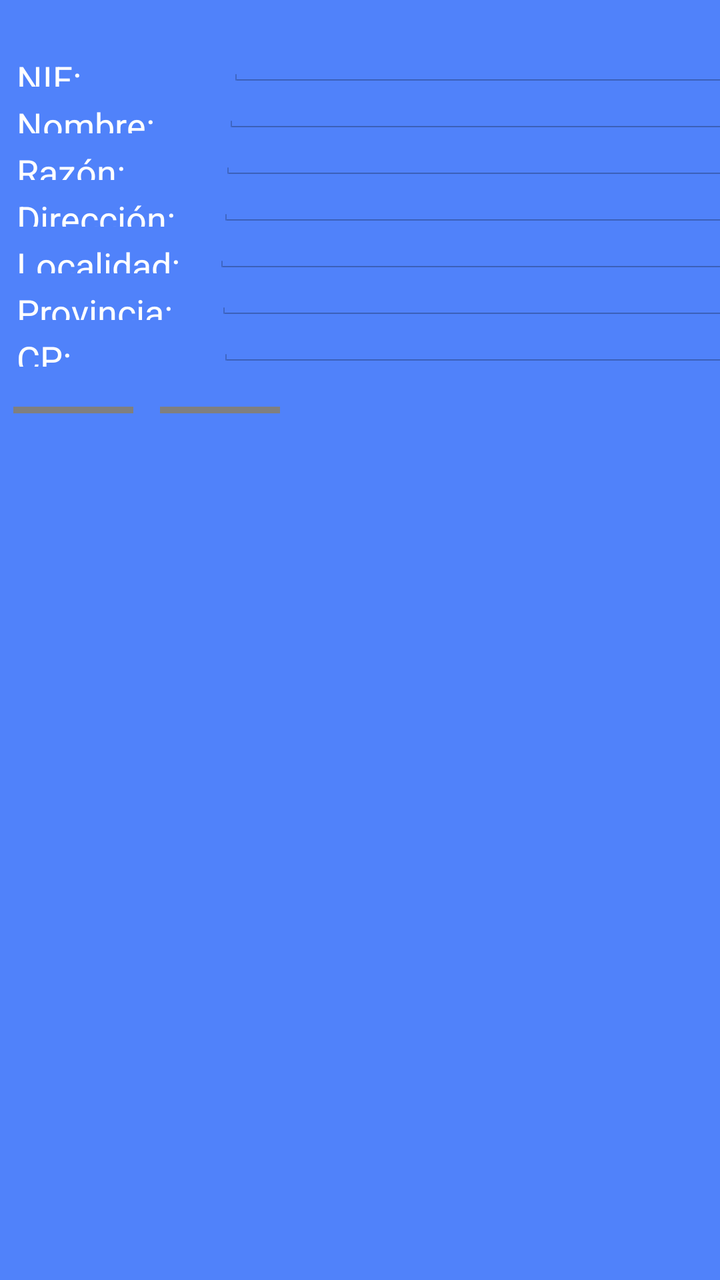
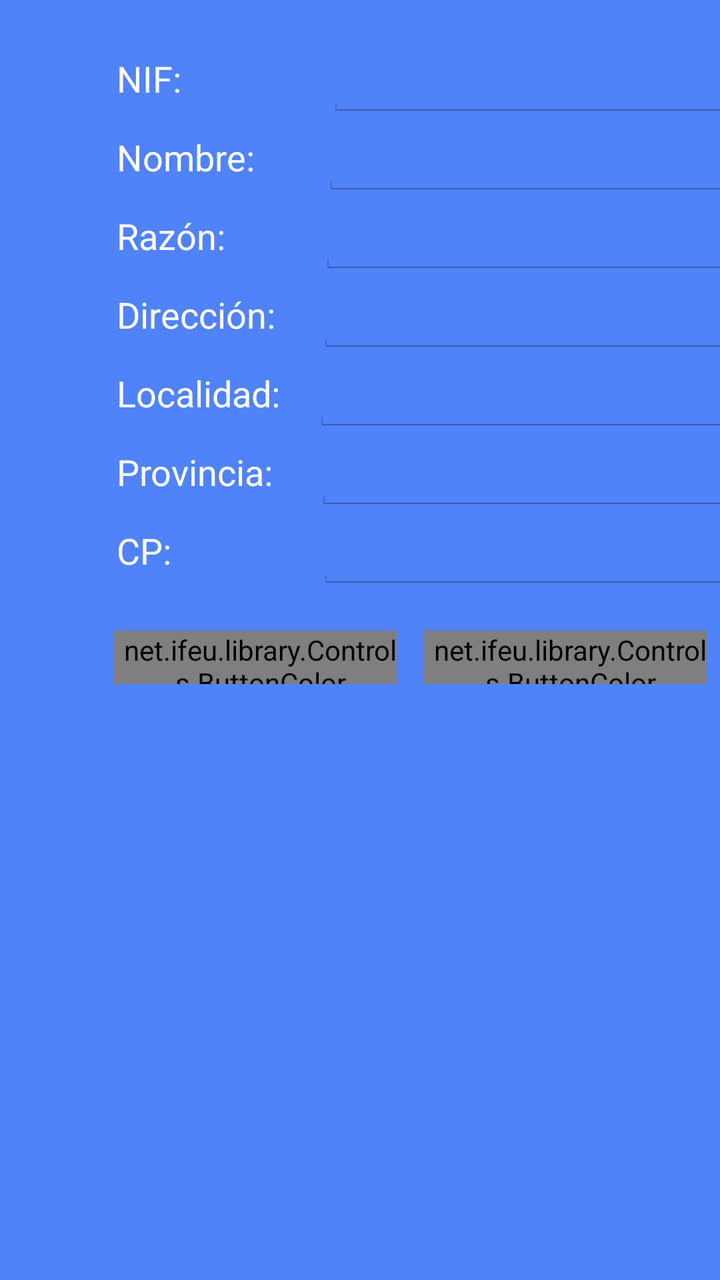

Two renders of the same Android screen: before a commit and after it. Below are the layout's source before the change and the commit's diff.
<!-- AndroidManifest.xml: application theme AppTheme -->
<!-- res/layout/activity_customer_data.xml -->
<LinearLayout xmlns:android="http://schemas.android.com/apk/res/android"
    android:layout_width="match_parent"
    android:layout_height="match_parent"
    android:orientation="horizontal"
    android:layout_marginTop="20dp"
    android:background="@color/Edicards" >

    <LinearLayout
        android:layout_width="wrap_content"
        android:layout_height="wrap_content"
        android:layout_marginTop="20dp"
        android:orientation="vertical" >

        <LinearLayout
            android:layout_width="fill_parent"
            android:layout_height="70px"
            android:orientation="horizontal" >

            <TextView
                android:id="@+id/lblNIFClienteLabel"
                android:layout_width="wrap_content"
                android:layout_height="wrap_content"
                android:layout_marginLeft="25px"
                android:layout_marginRight="25px"
                android:text="NIF:             "
                android:textColor="#FFFFFF"
                android:textSize="@dimen/text_small" />

            <EditText
                android:id="@+id/lblNIFCliente"
                android:layout_width="300dp"
                android:layout_height="wrap_content"
                android:layout_marginLeft="25px"
                android:layout_marginRight="25px"
                android:singleLine="true"
                android:text=""
                android:textSize="@dimen/text_small"
                android:textStyle="bold" />
        </LinearLayout>

        <LinearLayout
            android:layout_width="fill_parent"
            android:layout_height="70px"
            android:orientation="horizontal" >

            <TextView
                android:id="@+id/lblNombreClienteLabel"
                android:layout_width="wrap_content"
                android:layout_height="wrap_content"
                android:layout_marginLeft="25px"
                android:layout_marginRight="25px"
                android:text="Nombre:    "
                android:textColor="#FFFFFF"
                android:textSize="@dimen/text_small" />

            <EditText
                android:id="@+id/lblNombreCliente"
                android:layout_width="300dp"
                android:layout_height="wrap_content"
                android:layout_marginLeft="25px"
                android:layout_marginRight="25px"
                android:singleLine="true"
                android:text=""
                android:textSize="@dimen/text_small"
                android:textStyle="bold" />
        </LinearLayout>

        <LinearLayout
            android:layout_width="fill_parent"
            android:layout_height="70px"
            android:orientation="horizontal" >

            <TextView
                android:id="@+id/lblRazonClienteLabel"
                android:layout_width="wrap_content"
                android:layout_height="wrap_content"
                android:layout_marginLeft="25px"
                android:layout_marginRight="25px"
                android:text="Razón:       "
                android:textColor="#FFFFFF"
                android:textSize="@dimen/text_small" />

            <EditText
                android:id="@+id/lblRazonCliente"
                android:layout_width="300dp"
                android:layout_height="wrap_content"
                android:layout_marginLeft="25px"
                android:layout_marginRight="25px"
                android:singleLine="true"
                android:text=""
                android:textSize="@dimen/text_small"
                android:textStyle="bold" />
        </LinearLayout>

        <LinearLayout
            android:layout_width="fill_parent"
            android:layout_height="70px"
            android:orientation="horizontal" >

            <TextView
                android:id="@+id/lblDireccionClienteLabel"
                android:layout_width="wrap_content"
                android:layout_height="wrap_content"
                android:layout_marginLeft="25px"
                android:layout_marginRight="25px"
                android:text="Dirección: "
                android:textColor="#FFFFFF"
                android:textSize="@dimen/text_small" />

            <EditText
                android:id="@+id/lblDireccionCliente"
                android:layout_width="300dp"
                android:layout_height="wrap_content"
                android:layout_marginLeft="25px"
                android:layout_marginRight="25px"
                android:singleLine="true"
                android:text=""
                android:textSize="@dimen/text_small"
                android:textStyle="bold" />
        </LinearLayout>

        <LinearLayout
            android:layout_width="fill_parent"
            android:layout_height="70px"
            android:orientation="horizontal" >

            <TextView
                android:id="@+id/lblLocalidadClienteLabel"
                android:layout_width="wrap_content"
                android:layout_height="wrap_content"
                android:layout_marginLeft="25px"
                android:layout_marginRight="25px"
                android:text="Localidad:"
                android:textColor="#FFFFFF"
                android:textSize="@dimen/text_small" />

            <EditText
                android:id="@+id/lblLocalidadCliente"
                android:layout_width="300dp"
                android:layout_height="wrap_content"
                android:layout_marginLeft="25px"
                android:layout_marginRight="25px"
                android:singleLine="true"
                android:text=""
                android:textSize="@dimen/text_small"
                android:textStyle="bold" />
        </LinearLayout>

        <LinearLayout
            android:layout_width="fill_parent"
            android:layout_height="70px"
            android:orientation="horizontal" >

            <TextView
                android:id="@+id/lblProvinciaClienteLabel"
                android:layout_width="wrap_content"
                android:layout_height="wrap_content"
                android:layout_marginLeft="25px"
                android:layout_marginRight="25px"
                android:text="Provincia: "
                android:textColor="#FFFFFF"
                android:textSize="@dimen/text_small" />

            <EditText
                android:id="@+id/lblProvinciaCliente"
                android:layout_width="300dp"
                android:layout_height="wrap_content"
                android:layout_marginLeft="25px"
                android:layout_marginRight="25px"
                android:singleLine="true"
                android:text=""
                android:textSize="@dimen/text_small"
                android:textStyle="bold" />
        </LinearLayout>
        
        <LinearLayout
            android:layout_width="fill_parent"
            android:layout_height="70px"
            android:orientation="horizontal" >

            <TextView
                android:id="@+id/lblCodigoPostalClienteLabel"
                android:layout_width="wrap_content"
                android:layout_height="wrap_content"
                android:layout_marginLeft="25px"
                android:layout_marginRight="25px"
                android:text="CP:             "
                android:textColor="#FFFFFF"
                android:textSize="@dimen/text_small" />

            <EditText
                android:id="@+id/lblCodigoPostalCliente"
                android:layout_width="300dp"
                android:layout_height="wrap_content"
                android:layout_marginLeft="25px"
                android:layout_marginRight="25px"
                android:singleLine="true"
                android:text=""
                android:textSize="@dimen/text_small"
                android:textStyle="bold" />
        </LinearLayout>
        
        <LinearLayout
            android:layout_width="fill_parent"
            android:layout_height="70px"
            android:orientation="horizontal" >

            <net.ifeu.library.Controls.ButtonColor
                android:id="@+id/btnApplyChanges"
                android:layout_marginLeft="20px"
		        android:layout_marginRight="20px"
        		android:layout_width="180px"
		     	android:layout_marginBottom="20dp"
		     	android:layout_marginTop="20dp"
		     	android:layout_height="40px"
		     	android:background="@drawable/background_button"
		     	android:textColor="@color/Black"
                android:onClick="OnApply"
                android:text="Aplicar cambios"/>
            
             <net.ifeu.library.Controls.ButtonColor
                android:id="@+id/btnDiscardChanges"
                android:layout_marginLeft="20px"
		        android:layout_marginRight="20px"
        		android:layout_width="180px"
		     	android:layout_marginBottom="20dp"
		     	android:layout_marginTop="20dp"
		     	android:layout_height="40px"
		     	android:background="@drawable/background_button"
		     	android:textColor="@color/Black"
                android:onClick="OnClose"
                android:text="Cerrar Pantalla"/>

        </LinearLayout>
    </LinearLayout>

    <LinearLayout
        android:layout_width="wrap_content"
        android:layout_height="wrap_content"
        android:orientation="vertical"
        android:layout_marginTop="20dp" >

        
        <LinearLayout
            android:layout_width="fill_parent"
            android:layout_height="70px"
            android:orientation="horizontal" >

            <TextView
                android:id="@+id/lblTelefono1ClienteLabel"
                android:layout_width="wrap_content"
                android:layout_height="wrap_content"
                android:layout_marginLeft="25px"
                android:layout_marginRight="25px"
                android:singleLine="true"
                android:text="Teléfono 1:"
                android:textColor="#FFFFFF"
                android:textSize="@dimen/text_small" />

            <EditText
                android:id="@+id/lblTelefono1Cliente"
                android:layout_width="300dp"
                android:layout_height="wrap_content"
                android:layout_marginLeft="25px"
                android:layout_marginRight="25px"
                android:text=""
                android:textSize="@dimen/text_small"
                android:textStyle="bold" />
        </LinearLayout>

        <LinearLayout
            android:layout_width="fill_parent"
            android:layout_height="70px"
            android:orientation="horizontal" >

            <TextView
                android:id="@+id/lblTelefono2ClienteLabel"
                android:layout_width="wrap_content"
                android:layout_height="wrap_content"
                android:layout_marginLeft="25px"
                android:layout_marginRight="25px"
                android:singleLine="true"
                android:text="Teléfono 2:"
                android:textColor="#FFFFFF"
                android:textSize="@dimen/text_small" />

            <EditText
                android:id="@+id/lblTelefono2Cliente"
                android:layout_width="300dp"
                android:layout_height="wrap_content"
                android:layout_marginLeft="25px"
                android:layout_marginRight="25px"
                android:text=""
                android:textSize="@dimen/text_small"
                android:textStyle="bold" />
        </LinearLayout>

        <LinearLayout
            android:layout_width="fill_parent"
            android:layout_height="70px"
            android:orientation="horizontal" >

            <TextView
                android:id="@+id/lblFaxClienteLabel"
                android:layout_width="wrap_content"
                android:layout_height="wrap_content"
                android:layout_marginLeft="25px"
                android:layout_marginRight="25px"
                android:text="FAX:             "
                android:textColor="#FFFFFF"
                android:textSize="@dimen/text_small" />

            <EditText
                android:id="@+id/lblFaxCliente"
                android:layout_width="300dp"
                android:layout_height="wrap_content"
                android:layout_marginLeft="25px"
                android:layout_marginRight="25px"
                android:singleLine="true"
                android:text=""
                android:textSize="@dimen/text_small"
                android:textStyle="bold" />
        </LinearLayout>

        <LinearLayout
            android:layout_width="fill_parent"
            android:layout_height="70px"
            android:orientation="horizontal" >

            <TextView
                android:id="@+id/lblFaxMailLabel"
                android:layout_width="wrap_content"
                android:layout_height="wrap_content"
                android:layout_marginLeft="25px"
                android:layout_marginRight="25px"
                android:text="MAIL:           "
                android:textColor="#FFFFFF"
                android:textSize="@dimen/text_small" />

            <EditText
                android:id="@+id/lblMailCliente"
                android:layout_width="300dp"
                android:layout_height="wrap_content"
                android:layout_marginLeft="25px"
                android:layout_marginRight="25px"
                android:singleLine="true"
                android:text=""
                android:textSize="@dimen/text_small"
                android:textStyle="bold" />
        </LinearLayout>
        
         <LinearLayout
            android:layout_width="fill_parent"
            android:layout_height="70px"
            android:orientation="horizontal" >

            <TextView
                android:id="@+id/lblCCCLabel"
                android:layout_width="wrap_content"
                android:layout_height="wrap_content"
                android:layout_marginLeft="25px"
                android:layout_marginRight="25px"
                android:text="Cuenta Corriente:    "
                android:textColor="#FFFFFF"
                android:textSize="@dimen/text_small" />

            <EditText
                android:id="@+id/lblCCCCliente"
                android:layout_width="300dp"
                android:layout_height="wrap_content"
                android:layout_marginLeft="25px"
                android:layout_marginRight="25px"
                android:singleLine="true"
                android:text=""
                android:textSize="@dimen/text_small"
                android:textStyle="bold" />
        </LinearLayout>
        
         <LinearLayout
            android:layout_width="fill_parent"
            android:layout_height="70px"
            android:orientation="horizontal" >

            <TextView
                android:id="@+id/lblRepresentanteClienteLabel"
                android:layout_width="wrap_content"
                android:layout_height="wrap_content"
                android:layout_marginLeft="25px"
                android:layout_marginRight="25px"
                android:text="Represent. Tienda: "
                android:textColor="#FFFFFF"
                android:textSize="@dimen/text_small" />

            <EditText
                android:id="@+id/lblRepresentanteCliente"
                android:layout_width="300dp"
                android:layout_height="wrap_content"
                android:layout_marginLeft="25px"
                android:layout_marginRight="25px"
                android:singleLine="true"
                android:text=""
                android:textSize="@dimen/text_small"
                android:textStyle="bold" />
        </LinearLayout>
        
         <LinearLayout
            android:layout_width="fill_parent"
            android:layout_height="70px"
            android:orientation="horizontal" >

            <TextView
                android:id="@+id/lblDniRepresentanteClienteLabel"
                android:layout_width="wrap_content"
                android:layout_height="wrap_content"
                android:layout_marginLeft="25px"
                android:layout_marginRight="25px"
                android:text="DNI Repres Tienda: "
                android:textColor="#FFFFFF"
                android:textSize="@dimen/text_small" />

            <EditText
                android:id="@+id/lblDniRepresentanteCliente"
                android:layout_width="300dp"
                android:layout_height="wrap_content"
                android:layout_marginLeft="25px"
                android:layout_marginRight="25px"
                android:singleLine="true"
                android:text=""
                android:textSize="@dimen/text_small"
                android:textStyle="bold" />
        </LinearLayout>

        <LinearLayout
            android:layout_width="fill_parent"
            android:layout_height="70px"
            android:orientation="horizontal" >

            <net.ifeu.library.Controls.ButtonColor
                android:id="@+id/btnDocumentPhoto"
                android:layout_marginLeft="20px"
                android:layout_marginRight="20px"
                android:layout_width="180px"
                android:layout_marginBottom="20dp"
                android:layout_marginTop="20dp"
                android:layout_height="40px"
                android:background="@drawable/background_button"
                android:textColor="@color/Black"
                android:text="Tomar fotos DNI"/>

        </LinearLayout>

</LinearLayout>        
</LinearLayout>
<!-- resources referenced by this layout -->
<resources>
  <color name="Black">#000000</color>
  <color name="Edicards">#5082FA</color>
  <dimen name="text_small">18sp</dimen>
  <!-- drawable background_button (drawable) -->
  <?xml version="1.0" encoding="utf-8"?>
   
  <shape xmlns:android="http://schemas.android.com/apk/res/android" 
       android:shape="rectangle">
      <gradient android:startColor="#AAAAAA" android:endColor="#FFFFFF"
              android:angle="270"/>
      <stroke android:width="2dp"
              android:color="@color/Azure" />
      <corners android:bottomRightRadius="7dp"
          android:bottomLeftRadius="5dp" 
          android:topLeftRadius="5dp"
          android:topRightRadius="7dp"/>    
  </shape>
  <style name="AppTheme" parent="android:Theme.Light">
          <item name="android:fontFamily">sans-serif-light</item>
          <item name="android:textStyle">bold</item>
          <item name="android:textSize">28sp</item>
          <item name="android:text">serif-monospace</item>
          <item name="android:alertDialogTheme">@style/AlertDialogCustom</item>
  
      </style>
  <color name="Azure">#F0FFFF</color>
  <style name="AlertDialogCustom" parent="android:Theme.Holo.Dialog">
          <item name="android:textColor">#00FF00</item>
          <item name="android:typeface">monospace</item>
          <item name="android:textSize">48sp</item>
      </style>
</resources>

<!-- the commit's change to res/layout/activity_customer_data.xml (unified diff, before → after) -->
@@ -9,11 +9,12 @@
         android:layout_width="wrap_content"
         android:layout_height="wrap_content"
         android:layout_marginTop="20dp"
+        android:layout_marginLeft="50dp"
         android:orientation="vertical" >
 
         <LinearLayout
             android:layout_width="fill_parent"
-            android:layout_height="70px"
+            android:layout_height="wrap_content"
             android:orientation="horizontal" >
 
             <TextView
@@ -40,7 +41,7 @@
 
         <LinearLayout
             android:layout_width="fill_parent"
-            android:layout_height="70px"
+            android:layout_height="wrap_content"
             android:orientation="horizontal" >
 
             <TextView
@@ -67,7 +68,7 @@
 
         <LinearLayout
             android:layout_width="fill_parent"
-            android:layout_height="70px"
+            android:layout_height="wrap_content"
             android:orientation="horizontal" >
 
             <TextView
@@ -94,7 +95,7 @@
 
         <LinearLayout
             android:layout_width="fill_parent"
-            android:layout_height="70px"
+            android:layout_height="wrap_content"
             android:orientation="horizontal" >
 
             <TextView
@@ -121,7 +122,7 @@
 
         <LinearLayout
             android:layout_width="fill_parent"
-            android:layout_height="70px"
+            android:layout_height="wrap_content"
             android:orientation="horizontal" >
 
             <TextView
@@ -148,7 +149,7 @@
 
         <LinearLayout
             android:layout_width="fill_parent"
-            android:layout_height="70px"
+            android:layout_height="wrap_content"
             android:orientation="horizontal" >
 
             <TextView
@@ -175,7 +176,7 @@
         
         <LinearLayout
             android:layout_width="fill_parent"
-            android:layout_height="70px"
+            android:layout_height="wrap_content"
             android:orientation="horizontal" >
 
             <TextView
@@ -202,17 +203,19 @@
         
         <LinearLayout
             android:layout_width="fill_parent"
-            android:layout_height="70px"
+            android:layout_height="wrap_content"
             android:orientation="horizontal" >
 
             <net.ifeu.library.Controls.ButtonColor
                 android:id="@+id/btnApplyChanges"
                 android:layout_marginLeft="20px"
 		        android:layout_marginRight="20px"
-        		android:layout_width="180px"
+                android:paddingLeft="15px"
+        		android:layout_width="0dp"
+                android:layout_weight="1"
 		     	android:layout_marginBottom="20dp"
 		     	android:layout_marginTop="20dp"
-		     	android:layout_height="40px"
+		     	android:layout_height="80px"
 		     	android:background="@drawable/background_button"
 		     	android:textColor="@color/Black"
                 android:onClick="OnApply"
@@ -222,10 +225,12 @@
                 android:id="@+id/btnDiscardChanges"
                 android:layout_marginLeft="20px"
 		        android:layout_marginRight="20px"
-        		android:layout_width="180px"
+                 android:paddingLeft="15px"
+                 android:layout_width="0dp"
+                 android:layout_weight="1"
 		     	android:layout_marginBottom="20dp"
 		     	android:layout_marginTop="20dp"
-		     	android:layout_height="40px"
+		     	android:layout_height="80px"
 		     	android:background="@drawable/background_button"
 		     	android:textColor="@color/Black"
                 android:onClick="OnClose"
@@ -297,7 +302,7 @@
 
         <LinearLayout
             android:layout_width="fill_parent"
-            android:layout_height="70px"
+            android:layout_height="wrap_content"
             android:orientation="horizontal" >
 
             <TextView
@@ -324,7 +329,7 @@
 
         <LinearLayout
             android:layout_width="fill_parent"
-            android:layout_height="70px"
+            android:layout_height="wrap_content"
             android:orientation="horizontal" >
 
             <TextView
@@ -351,7 +356,7 @@
         
          <LinearLayout
             android:layout_width="fill_parent"
-            android:layout_height="70px"
+             android:layout_height="wrap_content"
             android:orientation="horizontal" >
 
             <TextView
@@ -378,7 +383,7 @@
         
          <LinearLayout
             android:layout_width="fill_parent"
-            android:layout_height="70px"
+             android:layout_height="wrap_content"
             android:orientation="horizontal" >
 
             <TextView
@@ -405,7 +410,7 @@
         
          <LinearLayout
             android:layout_width="fill_parent"
-            android:layout_height="70px"
+            android:layout_height="wrap_content"
             android:orientation="horizontal" >
 
             <TextView
@@ -432,17 +437,19 @@
 
         <LinearLayout
             android:layout_width="fill_parent"
-            android:layout_height="70px"
+            android:layout_height="wrap_content"
             android:orientation="horizontal" >
 
             <net.ifeu.library.Controls.ButtonColor
                 android:id="@+id/btnDocumentPhoto"
+                android:paddingLeft="15px"
                 android:layout_marginLeft="20px"
                 android:layout_marginRight="20px"
-                android:layout_width="180px"
+                android:layout_width="0dp"
+                android:layout_weight="0.5"
                 android:layout_marginBottom="20dp"
                 android:layout_marginTop="20dp"
-                android:layout_height="40px"
+                android:layout_height="80px"
                 android:background="@drawable/background_button"
                 android:textColor="@color/Black"
                 android:text="Tomar fotos DNI"/>
